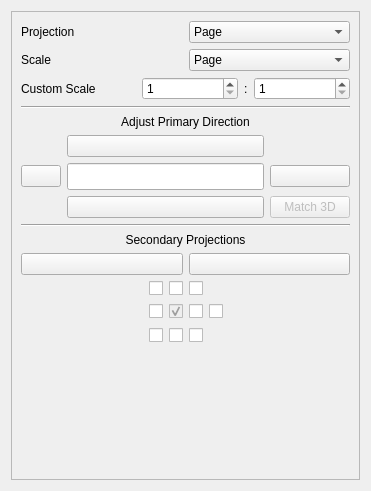
The window that src/Mod/TechDraw/Gui/TaskProjGroup.ui (berndhahnebach/All_FreeCAD) describes before a commit, drawn with Qt 5.
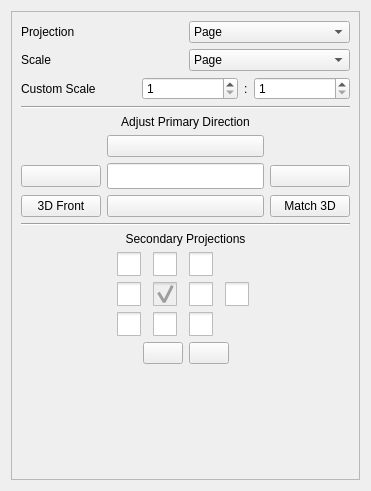
The same window after the commit. Icons and pictures are not drawn.

Commit message: DPG improvements eliminate orientation matrix remove appl logic from dialog add 3D/Front buttons

```diff
--- a/src/Mod/TechDraw/Gui/TaskProjGroup.ui
+++ b/src/Mod/TechDraw/Gui/TaskProjGroup.ui
@@ -205,7 +205,7 @@
             </property>
             <property name="font">
              <font>
-              <pointsize>12</pointsize>
+              <pointsize>11</pointsize>
               <weight>50</weight>
               <italic>false</italic>
               <bold>false</bold>
@@ -294,7 +294,10 @@
           <item row="2" column="2">
            <widget class="QPushButton" name="pushButton_8">
             <property name="enabled">
-             <bool>false</bool>
+             <bool>true</bool>
+            </property>
+            <property name="toolTip">
+             <string>Set Primary Direction to match 3D</string>
             </property>
             <property name="text">
              <string>Match 3D</string>
@@ -322,6 +325,16 @@
             </property>
            </widget>
           </item>
+          <item row="2" column="0">
+           <widget class="QPushButton" name="butReset">
+            <property name="toolTip">
+             <string>Set Primary Direction to 3D Front</string>
+            </property>
+            <property name="text">
+             <string>3D Front</string>
+            </property>
+           </widget>
+          </item>
          </layout>
         </item>
         <item>
@@ -345,40 +358,6 @@
           </item>
          </layout>
         </item>
-        <item>
-         <layout class="QHBoxLayout" name="horizontalLayout">
-          <item>
-           <widget class="QPushButton" name="butCWRotate">
-            <property name="toolTip">
-             <string>Spin CW</string>
-            </property>
-            <property name="text">
-             <string/>
-            </property>
-            <property name="icon">
-             <iconset>
-              <normalon>:/icons/arrow-cw.svg</normalon>
-             </iconset>
-            </property>
-           </widget>
-          </item>
-          <item>
-           <widget class="QPushButton" name="butCCWRotate">
-            <property name="toolTip">
-             <string>Spin CCW</string>
-            </property>
-            <property name="text">
-             <string/>
-            </property>
-            <property name="icon">
-             <iconset>
-              <normalon>:/icons/arrow-ccw.svg</normalon>
-             </iconset>
-            </property>
-           </widget>
-          </item>
-         </layout>
-        </item>
         <item>
          <layout class="QGridLayout" name="gridLayout_2">
           <item row="5" column="2">
@@ -386,6 +365,16 @@
             <property name="enabled">
              <bool>true</bool>
             </property>
+            <property name="toolTip">
+             <string>Bottom</string>
+            </property>
+            <property name="styleSheet">
+             <string notr="true">QCheckBox::indicator {
+width: 24px;
+height: 24px;
+}
+</string>
+            </property>
             <property name="text">
              <string/>
             </property>
@@ -409,6 +398,16 @@
             <property name="enabled">
              <bool>false</bool>
             </property>
+            <property name="toolTip">
+             <string>Primary</string>
+            </property>
+            <property name="styleSheet">
+             <string notr="true">QCheckBox::indicator {
+width: 24px;
+height: 24px;
+}
+</string>
+            </property>
             <property name="text">
              <string/>
             </property>
@@ -419,6 +418,16 @@
           </item>
           <item row="3" column="3">
            <widget class="QCheckBox" name="chkView5">
+            <property name="toolTip">
+             <string>Right</string>
+            </property>
+            <property name="styleSheet">
+             <string notr="true">QCheckBox::indicator {
+width: 24px;
+height: 24px;
+}
+</string>
+            </property>
             <property name="text">
              <string/>
             </property>
@@ -439,6 +448,16 @@
           </item>
           <item row="3" column="1">
            <widget class="QCheckBox" name="chkView3">
+            <property name="toolTip">
+             <string>Left</string>
+            </property>
+            <property name="styleSheet">
+             <string notr="true">QCheckBox::indicator {
+width: 24px;
+height: 24px;
+}
+</string>
+            </property>
             <property name="text">
              <string/>
             </property>
@@ -446,6 +465,16 @@
           </item>
           <item row="5" column="1">
            <widget class="QCheckBox" name="chkView7">
+            <property name="toolTip">
+             <string>LeftFrontBottom</string>
+            </property>
+            <property name="styleSheet">
+             <string notr="true">QCheckBox::indicator {
+width: 24px;
+height: 24px;
+}
+</string>
+            </property>
             <property name="text">
              <string/>
             </property>
@@ -453,6 +482,16 @@
           </item>
           <item row="2" column="2">
            <widget class="QCheckBox" name="chkView1">
+            <property name="toolTip">
+             <string>Top</string>
+            </property>
+            <property name="styleSheet">
+             <string notr="true">QCheckBox::indicator {
+width: 24px;
+height: 24px;
+}
+</string>
+            </property>
             <property name="text">
              <string/>
             </property>
@@ -460,6 +499,16 @@
           </item>
           <item row="5" column="3">
            <widget class="QCheckBox" name="chkView9">
+            <property name="toolTip">
+             <string>RightFrontBottom</string>
+            </property>
+            <property name="styleSheet">
+             <string notr="true">QCheckBox::indicator {
+width: 24px;
+height: 24px;
+}
+</string>
+            </property>
             <property name="text">
              <string/>
             </property>
@@ -467,6 +516,16 @@
           </item>
           <item row="2" column="3">
            <widget class="QCheckBox" name="chkView2">
+            <property name="toolTip">
+             <string>RightFrontTop</string>
+            </property>
+            <property name="styleSheet">
+             <string notr="true">QCheckBox::indicator {
+width: 24px;
+height: 24px;
+}
+</string>
+            </property>
             <property name="text">
              <string/>
             </property>
@@ -474,6 +533,16 @@
           </item>
           <item row="3" column="4">
            <widget class="QCheckBox" name="chkView6">
+            <property name="toolTip">
+             <string>Rear</string>
+            </property>
+            <property name="styleSheet">
+             <string notr="true">QCheckBox::indicator {
+width: 24px;
+height: 24px;
+}
+</string>
+            </property>
             <property name="text">
              <string/>
             </property>
@@ -481,13 +550,89 @@
           </item>
           <item row="2" column="1">
            <widget class="QCheckBox" name="chkView0">
+            <property name="toolTip">
+             <string>LeftFrontTop</string>
+            </property>
+            <property name="styleSheet">
+             <string notr="true">QCheckBox::indicator {
+width: 24px;
+height: 24px;
+}
+</string>
+            </property>
             <property name="text">
              <string/>
             </property>
+            <property name="iconSize">
+             <size>
+              <width>24</width>
+              <height>24</height>
+             </size>
+            </property>
            </widget>
           </item>
          </layout>
         </item>
+        <item>
+         <layout class="QHBoxLayout" name="horizontalLayout">
+          <item>
+           <spacer name="horizontalSpacer_4">
+            <property name="orientation">
+             <enum>Qt::Horizontal</enum>
+            </property>
+            <property name="sizeHint" stdset="0">
+             <size>
+              <width>40</width>
+              <height>20</height>
+             </size>
+            </property>
+           </spacer>
+          </item>
+          <item>
+           <widget class="QPushButton" name="butCWRotate">
+            <property name="toolTip">
+             <string>Spin CW</string>
+            </property>
+            <property name="text">
+             <string/>
+            </property>
+            <property name="icon">
+             <iconset>
+              <normalon>:/icons/arrow-cw.svg</normalon>
+             </iconset>
+            </property>
+           </widget>
+          </item>
+          <item>
+           <widget class="QPushButton" name="butCCWRotate">
+            <property name="toolTip">
+             <string>Spin CCW</string>
+            </property>
+            <property name="text">
+             <string/>
+            </property>
+            <property name="icon">
+             <iconset>
+              <normalon>:/icons/arrow-ccw.svg</normalon>
+             </iconset>
+            </property>
+           </widget>
+          </item>
+          <item>
+           <spacer name="horizontalSpacer_5">
+            <property name="orientation">
+             <enum>Qt::Horizontal</enum>
+            </property>
+            <property name="sizeHint" stdset="0">
+             <size>
+              <width>40</width>
+              <height>20</height>
+             </size>
+            </property>
+           </spacer>
+          </item>
+         </layout>
+        </item>
        </layout>
       </item>
       <item>
```
Left out of the diff: 17 changed lines with no effect on the pictures. The commit also changes 11 other files.
